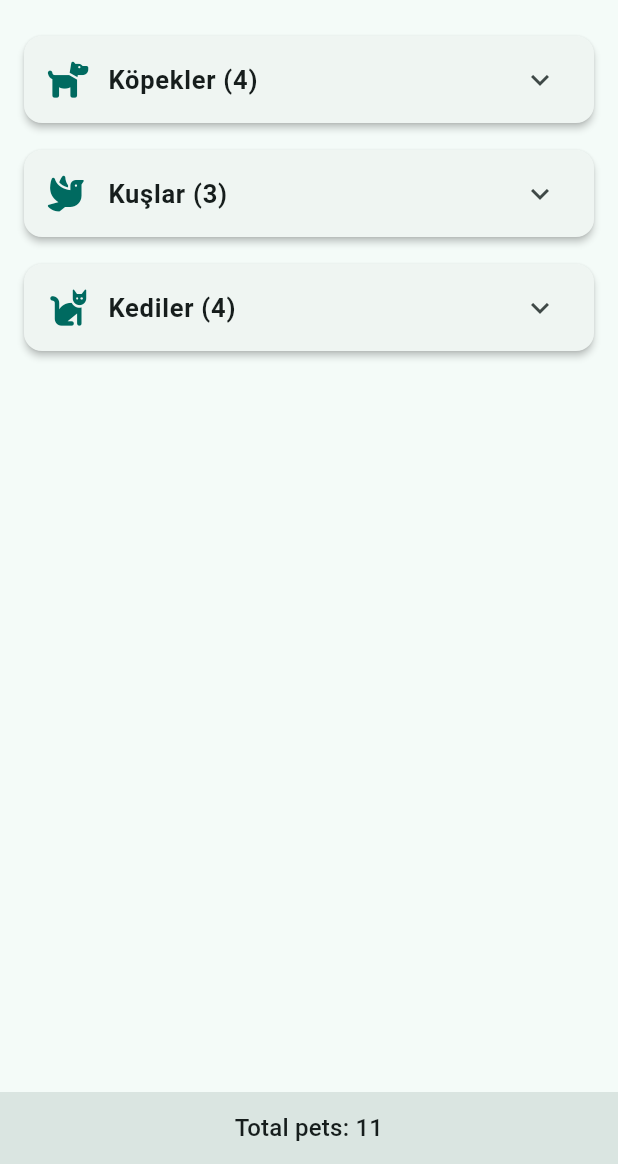
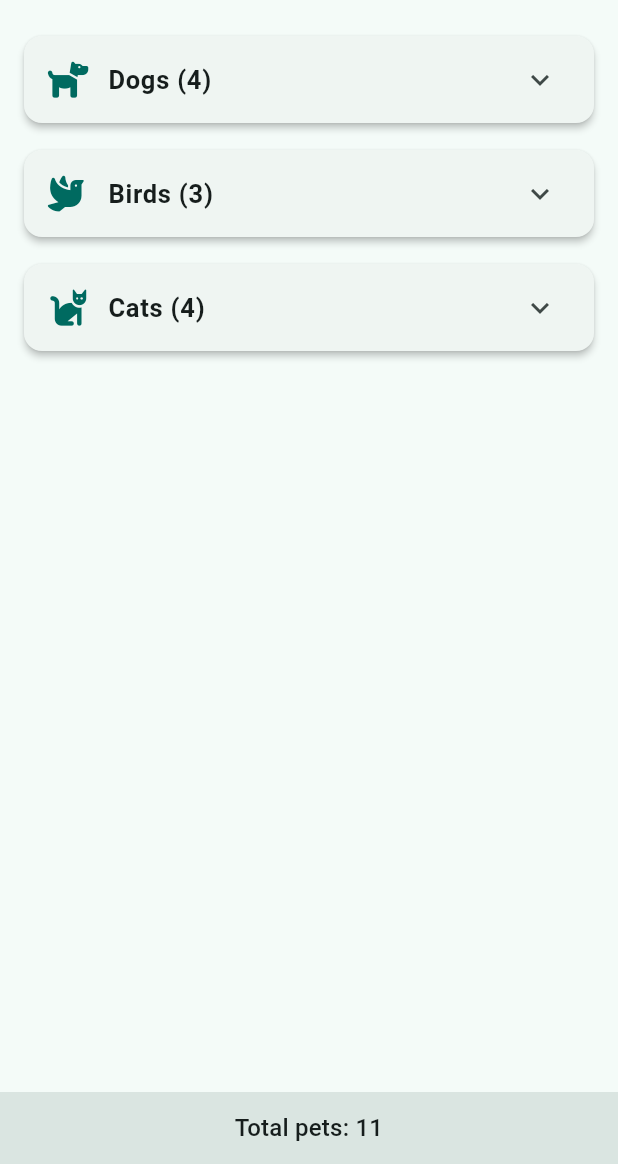
Before and after one commit to bahardemirkan/smart_pet_manager, a Flutter app: the screen it shows after launch, on a phone screen of 412 x 824 dp, the part 72-1236 px from its top. Run offline on Flutter 3.47's test engine with Material 3 defaults, Android fonts, the phone set to English and light mode, and no system bars; our stand-ins replace font_awesome_flutter.

Commit message:
Translate pet titles from Turkish to English

```diff
--- a/lib/main.dart
+++ b/lib/main.dart
@@ -227,19 +227,19 @@ class _PetHomePageState extends State<PetHomePage> {
               padding: const EdgeInsets.all(12),
               children: [
                 _buildPetExpansionTile(
-                  title: 'Köpekler',
+                  title: 'Dogs',
                   icon: FontAwesomeIcons.dog,
                   pets: dogs,
                 ),
                 const SizedBox(height: 10),
                 _buildPetExpansionTile(
-                  title: 'Kuşlar',
+                  title: 'Birds',
                   icon: FontAwesomeIcons.dove,
                   pets: birds,
                 ),
                 const SizedBox(height: 10),
                 _buildPetExpansionTile(
-                  title: 'Kediler',
+                  title: 'Cats',
                   icon: FontAwesomeIcons.cat,
                   pets: cats,
                 ),
```
